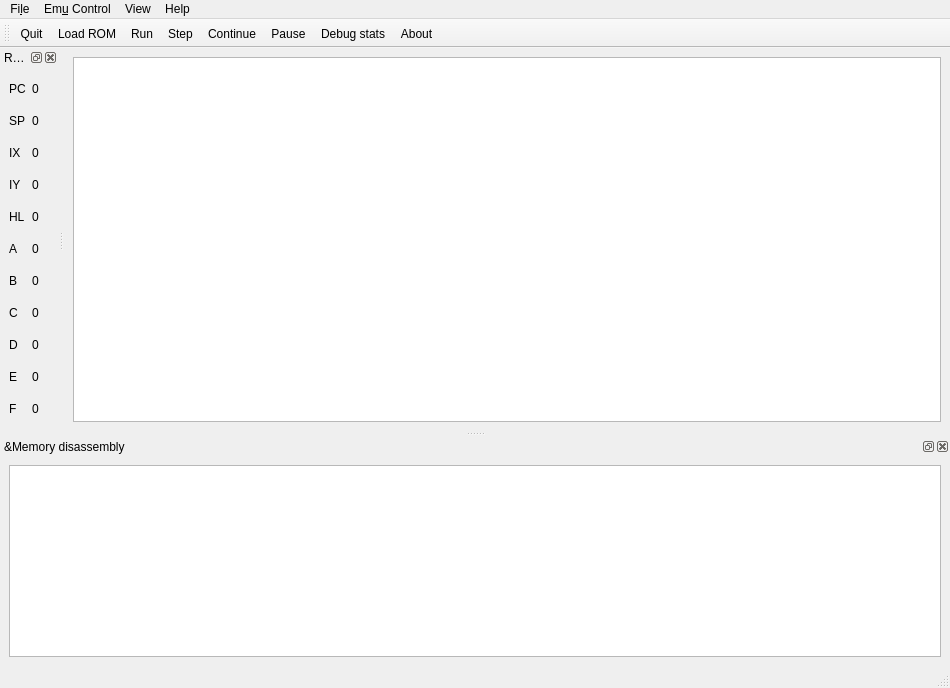
Qt form ui/main_window.ui (electrified/cpuqt) before a commit.
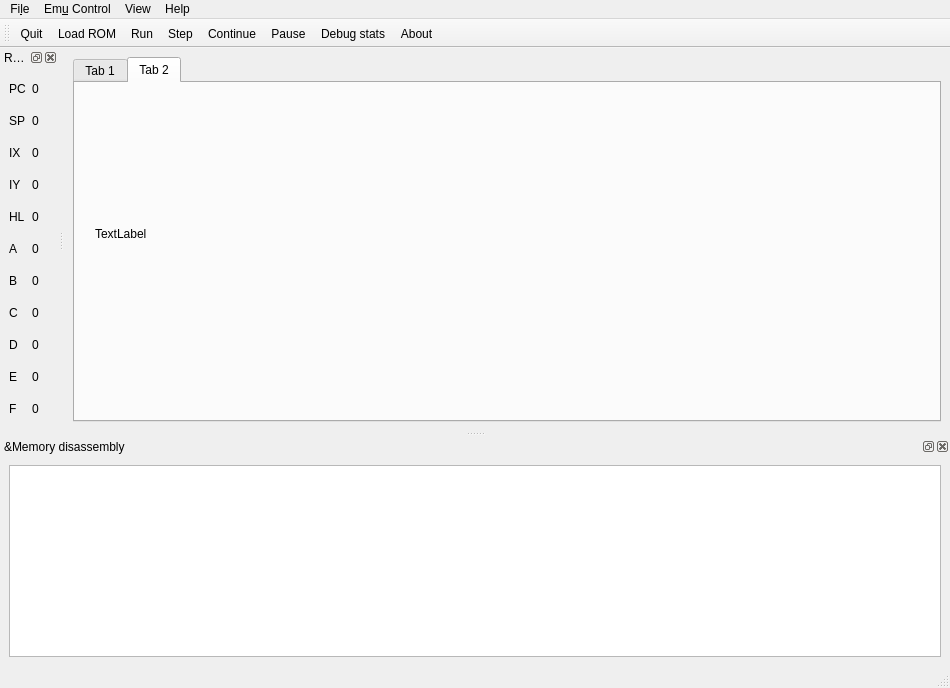
The same form after that commit. Icons and pictures are not drawn.

```diff
--- a/ui/main_window.ui
+++ b/ui/main_window.ui
@@ -20,7 +20,44 @@
   <widget class="QWidget" name="centralwidget">
    <layout class="QVBoxLayout" name="verticalLayout">
     <item>
-     <widget class="QPlainTextEdit" name="plainTextEdit"/>
+     <widget class="QTabWidget" name="tabWidget">
+      <property name="currentIndex">
+       <number>1</number>
+      </property>
+      <widget class="QWidget" name="tab">
+       <attribute name="title">
+        <string>Tab 1</string>
+       </attribute>
+       <widget class="QPlainTextEdit" name="plainTextEdit">
+        <property name="geometry">
+         <rect>
+          <x>10</x>
+          <y>10</y>
+          <width>831</width>
+          <height>291</height>
+         </rect>
+        </property>
+       </widget>
+      </widget>
+      <widget class="QWidget" name="tab_2">
+       <attribute name="title">
+        <string>Tab 2</string>
+       </attribute>
+       <widget class="QLabel" name="gfxLabel">
+        <property name="geometry">
+         <rect>
+          <x>20</x>
+          <y>10</y>
+          <width>751</width>
+          <height>281</height>
+         </rect>
+        </property>
+        <property name="text">
+         <string>TextLabel</string>
+        </property>
+       </widget>
+      </widget>
+     </widget>
     </item>
    </layout>
   </widget>
```
Left out of the diff: 2 changed lines with no effect on the pictures.
